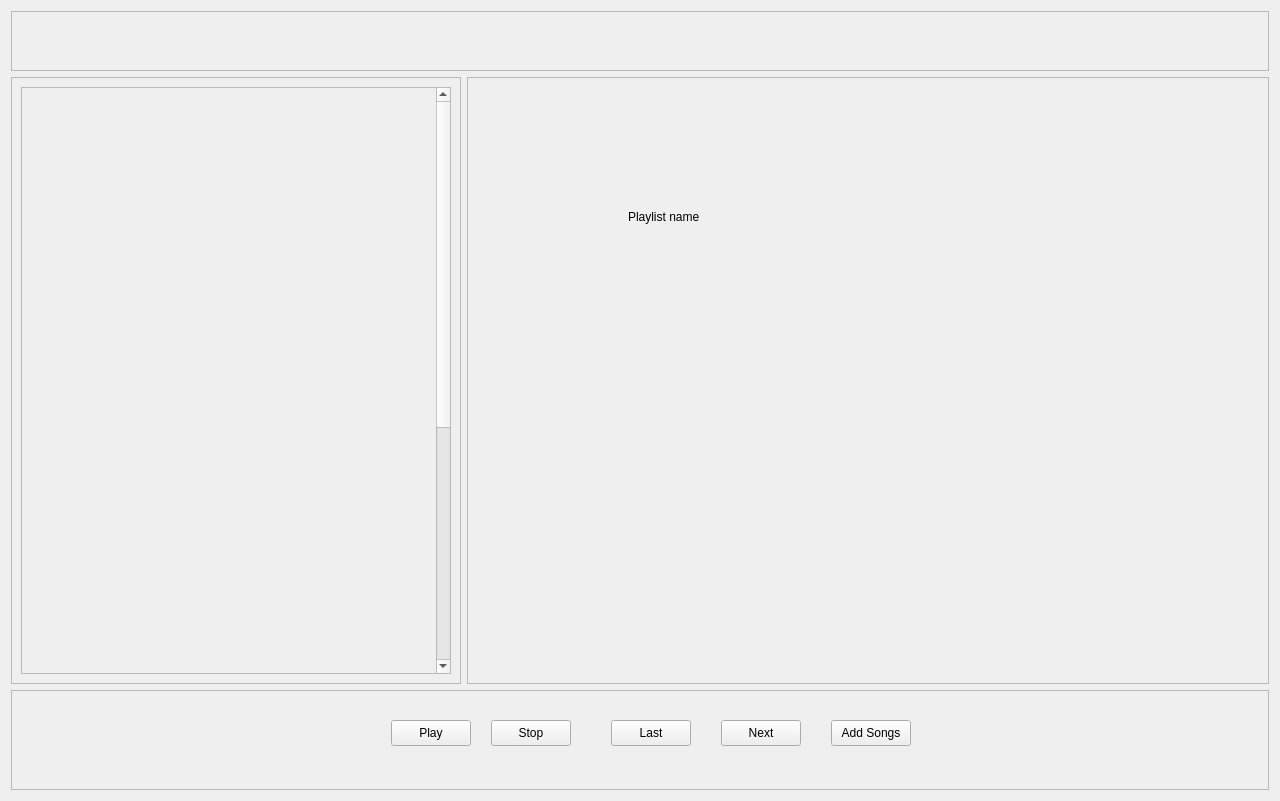
First picture: the form in SoundDrive/main.ui, repository Nmstr/SoundDrive, before the edit.
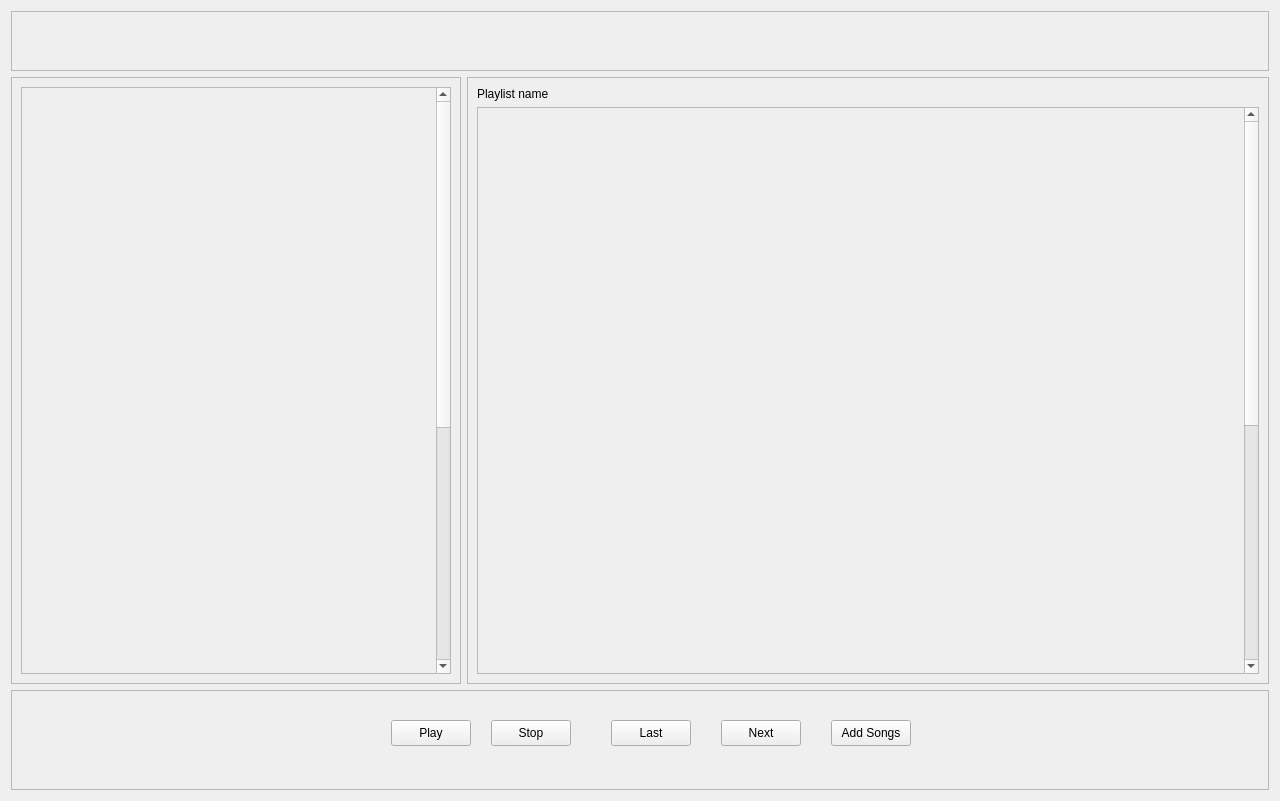
Second picture: the form after the edit.

Commit message: songs now display in playlist

The edit to the form file:
```diff
--- a/SoundDrive/main.ui
+++ b/SoundDrive/main.ui
@@ -268,19 +268,38 @@
       </layout>
      </widget>
      <widget class="QWidget" name="playlist_page">
+      <layout class="QVBoxLayout" name="verticalLayout_2">
+       <item>
       <widget class="QLabel" name="playlist_name_label">
+         <property name="text">
+          <string>Playlist name</string>
+         </property>
+        </widget>
+       </item>
+       <item>
+        <widget class="QScrollArea" name="playlist_songs_scroll">
+         <property name="widgetResizable">
+          <bool>true</bool>
+         </property>
+         <widget class="QWidget" name="playlist_songs_scroll_content">
        <property name="geometry">
         <rect>
-         <x>160</x>
-         <y>130</y>
-         <width>161</width>
-         <height>18</height>
-        </rect>
-       </property>
-       <property name="text">
-        <string>Playlist name</string>
-       </property>
-      </widget>
+            <x>0</x>
+            <y>0</y>
+            <width>770</width>
+            <height>1000</height>
+           </rect>
+          </property>
+          <property name="minimumSize">
+           <size>
+            <width>0</width>
+            <height>1000</height>
+           </size>
+          </property>
+         </widget>
+        </widget>
+       </item>
+      </layout>
      </widget>
     </widget>
    </item>
```
Lines whose indentation alone changed are shown as unchanged. The commit also changes 5 other files.
